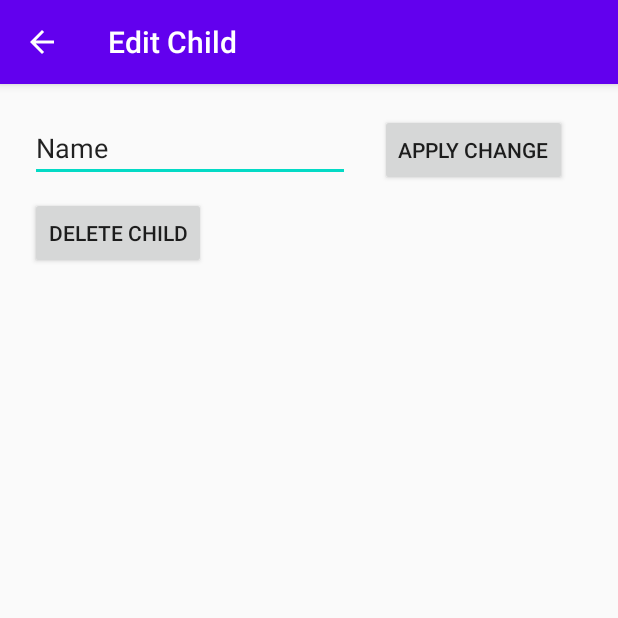
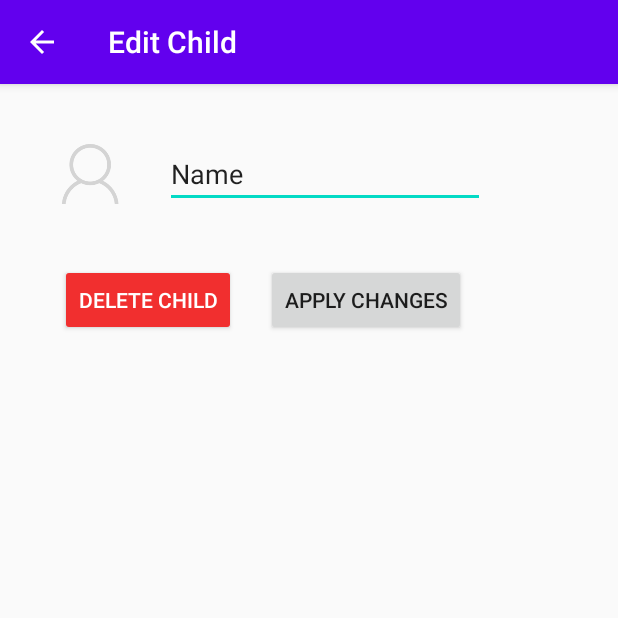
Before and after one commit to wanyingc/PracticalParentApp, an Android app: the ChildList screen opened directly, with no data from a screen before it, after a tap on "Name", on a phone screen of 412 x 824 dp, the top half of it. Run offline under Robolectric (Android 15) with nearby library versions, the phone set to English and light mode, and no system bars; pictures from the network do not load.

Commit message:
- Created a Child class - Swapped over from a string list implementation to a child list implementation - Populating and storing bitmaps in shared preferences implemented

```diff
--- /dev/null
+++ b/app/src/main/java/ca/cmpt276/practicalparent/model/Child.java
@@ -0,0 +1,35 @@
+package ca.cmpt276.practicalparent.model;
+
+/**
+* Used to store attributes of a child
+*/
+
+public class Child {
+    private String name; // stores the name of the child
+    private String bitmap; // stores the bitmap encoding of an image
+
+    // Constructor
+    public Child(String name) {
+        this.name = name;
+    }
+    public Child(String name, String bitmap) {
+        this.name = name;
+        this.bitmap = bitmap;
+    }
+
+    // Getters
+    public String getName() {
+        return name;
+    }
+    public String getBitmap() {
+        return bitmap;
+    }
+
+    // Setters
+    public void setName(String name) {
+        this.name = name;
+    }
+    public void setBitmap(String bitmap) {
+        this.bitmap = bitmap;
+    }
+}
--- a/app/src/main/java/ca/cmpt276/practicalparent/model/ChildManager.java
+++ b/app/src/main/java/ca/cmpt276/practicalparent/model/ChildManager.java
@@ -1,6 +1,5 @@
 package ca.cmpt276.practicalparent.model;
 
-import java.lang.reflect.Array;
 import java.util.ArrayList;
 import java.util.Iterator;
 import java.util.List;
@@ -9,9 +8,9 @@ import java.util.List;
  * Used to manage a list of children.
  */
 
-public class ChildManager implements Iterable<String> {
+public class ChildManager implements Iterable<Child> {
     // Creates an ArrayList to store lenses
-    private List<String> children = new ArrayList<>();
+    private List<Child> children = new ArrayList<>();
 
     // Singleton support
     private static ChildManager instance;
@@ -26,7 +25,7 @@ public class ChildManager implements Iterable<String> {
     }
 
     // Method to add lenses
-    public void add(String child) {
+    public void add(Child child) {
         children.add(child);
     }
 
@@ -34,17 +33,11 @@ public class ChildManager implements Iterable<String> {
     public int size() {
         return children.size();
     }
-    public String getChild(int index) {
+    public Child getChild(int index) {
         return children.get(index);
     }
-    public ArrayList getChildren() {
-        return (ArrayList) children;
-    }
-
-    // Setters
-    public void setChild(int index, String name) {
-        children.set(index, name);
-        return;
+    public List children() {
+        return children;
     }
 
     public void deleteChild(int index) {
@@ -57,7 +50,7 @@ public class ChildManager implements Iterable<String> {
     }
 
     @Override
-    public Iterator<String> iterator() {
+    public Iterator<Child> iterator() {
         return children.iterator(); // passes ArrayList's iterator method
     }
 
--- a/app/src/main/java/ca/cmpt276/practicalparent/view/ChildAdd.java
+++ b/app/src/main/java/ca/cmpt276/practicalparent/view/ChildAdd.java
@@ -13,6 +13,7 @@ import android.widget.EditText;
 import android.widget.Toast;
 
 import ca.cmpt276.practicalparent.R;
+import ca.cmpt276.practicalparent.model.Child;
 import ca.cmpt276.practicalparent.model.ChildManager;
 
 /**
@@ -48,7 +49,8 @@ public class ChildAdd extends AppCompatActivity {
                 String name = textBox.getText().toString();
 
                 String message = name + " added!";
-                ChildManager.getInstance().add(name);
+                Child child = new Child(name);
+                ChildManager.getInstance().add(child);
 
                 Toast.makeText(ChildAdd.this, message, Toast.LENGTH_SHORT).show();
             }
--- a/app/src/main/java/ca/cmpt276/practicalparent/view/ChildList.java
+++ b/app/src/main/java/ca/cmpt276/practicalparent/view/ChildList.java
@@ -3,6 +3,8 @@ package ca.cmpt276.practicalparent.view;
 import android.content.Context;
 import android.content.Intent;
 import android.content.SharedPreferences;
+import android.graphics.Bitmap;
+import android.graphics.BitmapFactory;
 import android.os.Bundle;
 
 import com.google.android.material.floatingactionbutton.FloatingActionButton;
@@ -11,6 +13,7 @@ import androidx.appcompat.app.ActionBar;
 import androidx.appcompat.app.AppCompatActivity;
 import androidx.appcompat.widget.Toolbar;
 
+import android.util.Base64;
 import android.view.View;
 import android.view.ViewGroup;
 import android.widget.AdapterView;
@@ -23,6 +26,7 @@ import android.widget.Toast;
 import java.util.List;
 
 import ca.cmpt276.practicalparent.R;
+import ca.cmpt276.practicalparent.model.Child;
 import ca.cmpt276.practicalparent.model.ChildManager;
 
 /**
@@ -33,8 +37,10 @@ public class ChildList extends AppCompatActivity {
 
     private static final String PREF_NAME = "Name List Storage";
     private static final String NUM_STORED_VALUES = "Number of Stored Values";
+    private static final String STORED_NAME = "Stored Name";
+    private static final String STORED_BITMAP = "Stored Bitmap";
     private ChildManager manager;
-    private ArrayAdapter<String> adapter;
+    private ArrayAdapter<Child> adapter;
 
     @Override
     protected void onCreate(Bundle savedInstanceState) {
@@ -73,9 +79,9 @@ public class ChildList extends AppCompatActivity {
         list.setAdapter(adapter);
     }
 
-    private class MyListAdapter extends ArrayAdapter<String> {
+    private class MyListAdapter extends ArrayAdapter<Child> {
         public MyListAdapter() {
-            super(ChildList.this,R.layout.child_config_item, manager.getChildren());
+            super(ChildList.this,R.layout.child_config_item, manager.children());
         }
         @Override
         public View getView(int position, View convertView, ViewGroup parent) {
@@ -84,12 +90,21 @@ public class ChildList extends AppCompatActivity {
                 itemView = getLayoutInflater().inflate(R.layout.child_config_item,parent,false);
             }
 
-            String currentChild = manager.getChild(position);
-            ImageView imageView = (ImageView) itemView.findViewById(R.id.config_item_image); // default profile image: tangi.co
-            imageView.setImageResource(R.drawable.default_image);
+            // Current Child
+            Child currentChild = manager.getChild(position);
 
+            // Names
             TextView nameView = (TextView) itemView.findViewById(R.id.config_item_name);
-            nameView.setText(currentChild);
+            nameView.setText(currentChild.getName());
+
+            // Images
+            ImageView imageView = (ImageView) itemView.findViewById(R.id.config_item_image);
+            if (currentChild.getBitmap() == null) {
+                imageView.setImageResource(R.drawable.default_image); // Default Image: tangi.co
+            } else {
+                Bitmap icon = decodeBase64(currentChild.getBitmap());
+                imageView.setImageBitmap(icon); // User Inputted Image
+            }
 
             return itemView;
         }
@@ -101,7 +116,7 @@ public class ChildList extends AppCompatActivity {
 
             @Override
             public void onItemClick(AdapterView<?> parent, View viewClicked, int position, long id) {
-                String message = "Editing " + manager.getChild(position);
+                String message = "Editing " + manager.getChild(position).getName();
                 Toast.makeText(ChildList.this, message, Toast.LENGTH_LONG).show();
 
                 Intent intent = ChildEdit.makeIntent(ChildList.this, position);
@@ -115,11 +130,21 @@ public class ChildList extends AppCompatActivity {
         SharedPreferences.Editor editor = prefs.edit();
         editor.putInt(NUM_STORED_VALUES,manager.size());
         for(int i=0;i<manager.size();i++) {
-            String index = "Stored Name " + i;
-            editor.putString(index,manager.getChild(i));
+            String name = STORED_NAME + i;
+            editor.putString(name,manager.getChild(i).getName());
+
+            String bitmap = STORED_BITMAP + i;
+            editor.putString(bitmap,manager.getChild(i).getBitmap());
         }
         editor.apply();
     }
+
+    public static Bitmap decodeBase64(String input) {
+        byte[] decodedByte = Base64.decode(input, 0);
+        return BitmapFactory
+                .decodeByteArray(decodedByte, 0, decodedByte.length);
+    }
+
     @Override
     protected void onResume() {
         super.onResume();
--- a/app/src/main/java/ca/cmpt276/practicalparent/view/CoinFlipActivity.java
+++ b/app/src/main/java/ca/cmpt276/practicalparent/view/CoinFlipActivity.java
@@ -98,7 +98,7 @@ public class CoinFlipActivity extends AppCompatActivity {
 
     private void setPlayerLabel() {
         TextView text = findViewById(R.id.playerTurn);
-        text.setText(manager.getChild(currentPlayer) + "'s turn!");
+        text.setText(manager.getChild(currentPlayer).getName() + "'s turn!");
     }
 
     private void alternatePlayer() {
--- a/app/src/main/java/ca/cmpt276/practicalparent/view/PlayerChoice.java
+++ b/app/src/main/java/ca/cmpt276/practicalparent/view/PlayerChoice.java
@@ -86,7 +86,7 @@ public class PlayerChoice extends AppCompatActivity {
         for (int i = 0; i < manager.size(); i++) {
             final int childIndex = i;
             RadioButton b = new RadioButton(this);
-            b.setText(manager.getChild(childIndex));
+            b.setText(manager.getChild(childIndex).getName());
 
             b.setOnClickListener(new View.OnClickListener() {
                 @Override
@@ -103,7 +103,7 @@ public class PlayerChoice extends AppCompatActivity {
         for (int i = 0; i < manager.size(); i++) {
             final int childIndex = i;
             RadioButton b = new RadioButton(this);
-            b.setText(manager.getChild(childIndex));
+            b.setText(manager.getChild(childIndex).getName());
             b.setOnClickListener(new View.OnClickListener() {
                 @Override
                 public void onClick(View v) {
--- a/app/src/main/res/layout/activity_child_edit.xml
+++ b/app/src/main/res/layout/activity_child_edit.xml
@@ -10,33 +10,37 @@
         android:id="@+id/editTextSelectedChild"
         android:layout_width="wrap_content"
         android:layout_height="wrap_content"
-        android:layout_marginStart="20dp"
-        android:layout_marginTop="20dp"
+        android:layout_marginStart="10dp"
         android:ems="10"
         android:inputType="textPersonName"
         android:text="@string/name"
-        app:layout_constraintStart_toStartOf="parent"
-        app:layout_constraintTop_toBottomOf="@+id/appBarLayout" />
+        app:layout_constraintBottom_toBottomOf="@+id/childEditImage"
+        app:layout_constraintStart_toEndOf="@+id/childEditImage"
+        app:layout_constraintTop_toTopOf="@+id/childEditImage" />
 
     <Button
         android:id="@+id/btnApplyChange"
         android:layout_width="wrap_content"
         android:layout_height="wrap_content"
         android:layout_marginStart="20dp"
-        android:layout_marginTop="20dp"
         android:text="@string/apply_change"
-        app:layout_constraintStart_toEndOf="@+id/editTextSelectedChild"
-        app:layout_constraintTop_toBottomOf="@+id/appBarLayout" />
+        app:layout_constraintBottom_toBottomOf="@+id/btnDeleteChild"
+        app:layout_constraintStart_toEndOf="@+id/btnDeleteChild"
+        app:layout_constraintTop_toTopOf="@+id/btnDeleteChild" />
 
     <Button
         android:id="@+id/btnDeleteChild"
         android:layout_width="wrap_content"
         android:layout_height="wrap_content"
-        android:layout_marginStart="20dp"
-        android:layout_marginTop="10dp"
+        android:layout_marginStart="40dp"
+        android:layout_marginTop="20dp"
+        android:backgroundTint="#F12F2F"
         android:text="@string/delete_child"
+        android:textColor="#FFFFFF"
+        android:textColorHighlight="#BD6D6D"
+        android:textColorLink="#FFFFFF"
         app:layout_constraintStart_toStartOf="parent"
-        app:layout_constraintTop_toBottomOf="@+id/editTextSelectedChild" />
+        app:layout_constraintTop_toBottomOf="@+id/childEditImage" />
 
     <com.google.android.material.appbar.AppBarLayout
         android:id="@+id/appBarLayout"
@@ -55,4 +59,14 @@
 
     </com.google.android.material.appbar.AppBarLayout>
 
+    <ImageView
+        android:id="@+id/childEditImage"
+        android:layout_width="80sp"
+        android:layout_height="80sp"
+        android:layout_marginStart="20dp"
+        android:layout_marginTop="20dp"
+        app:layout_constraintStart_toStartOf="parent"
+        app:layout_constraintTop_toBottomOf="@+id/appBarLayout"
+        app:srcCompat="@drawable/default_image" />
+
 </androidx.constraintlayout.widget.ConstraintLayout>
--- a/app/src/main/res/layout/activity_child_list.xml
+++ b/app/src/main/res/layout/activity_child_list.xml
@@ -31,6 +31,7 @@
     </androidx.constraintlayout.widget.ConstraintLayout>
 
     <com.google.android.material.appbar.AppBarLayout
+        android:id="@+id/appBarLayout2"
         android:layout_width="match_parent"
         android:layout_height="wrap_content"
         android:theme="@style/AppTheme.AppBarOverlay">
@@ -41,7 +42,6 @@
             android:layout_height="?attr/actionBarSize"
             android:background="?attr/colorPrimary"
             app:popupTheme="@style/AppTheme.PopupOverlay" />
-
     </com.google.android.material.appbar.AppBarLayout>
 
     <include layout="@layout/content_child_list" />
--- a/app/src/main/res/values/strings.xml
+++ b/app/src/main/res/values/strings.xml
@@ -28,7 +28,9 @@
     <string name="heads">Heads</string>
     <string name="tails">Tails</string>
     <string name="name">Name</string>
-    <string name="apply_change">Apply Change</string>
+    <string name="apply_change">Apply Changes</string>
     <string name="delete_child">Delete Child</string>
     <string name="date">Date</string>
+    <string name="child_config_item_name_placeholder">Name</string>
+    <string name="child_config_item_image_placeholder">Image</string>
 </resources>
```
Also changed, not shown: app/src/main/java/ca/cmpt276/practicalparent/view/ChildEdit.java (+65 -5 lines), app/src/main/java/ca/cmpt276/practicalparent/view/HistoryActivity.java (+5 -5 lines), app/src/main/java/ca/cmpt276/practicalparent/view/MainMenu.java (+7 -2 lines), app/src/main/res/layout/activity_child_add.xml (+17 -7 lines), app/src/main/res/layout/child_config_item.xml (+9 -6 lines).
